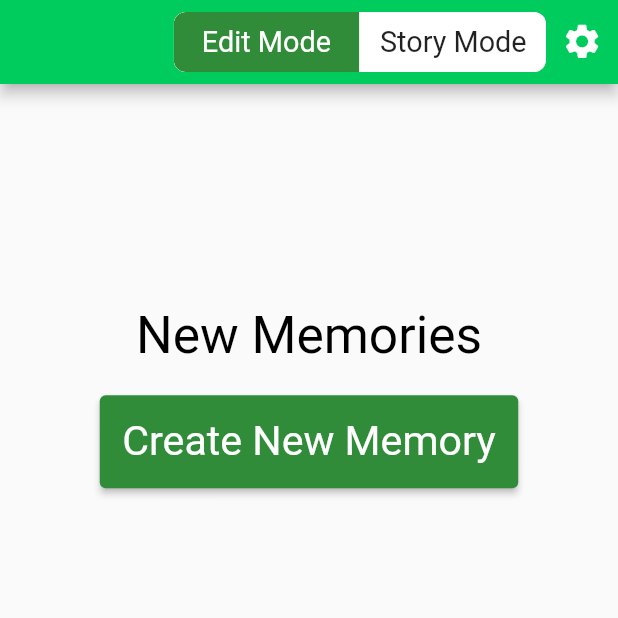
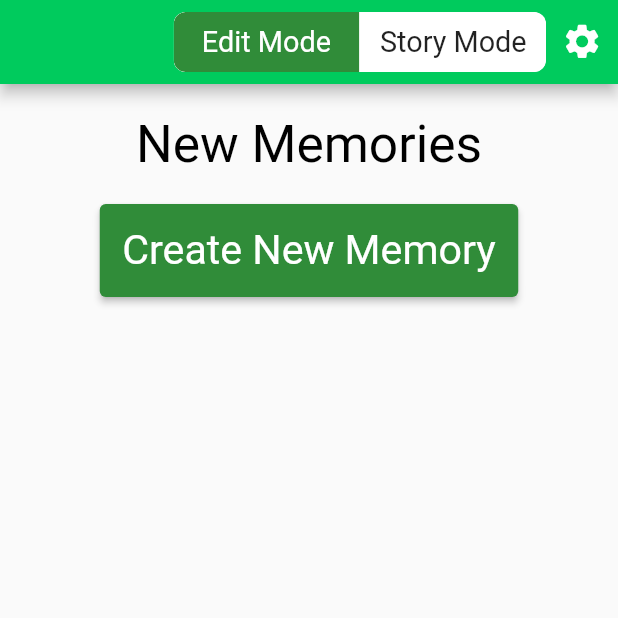
Before and after one commit to Stevens-ReCollect/ReCollect, a Flutter app: the MyHomePage screen opened by its route, on a phone screen of 412 x 824 dp, the top half of it. Run offline on Flutter 3.47's test engine with Material 2 defaults, Android fonts, the phone set to English and light mode, and no system bars; drawn by our look-alikes of toggle_switch; our stand-ins replace cached_network_image, cloud_firestore, firebase_auth, firebase_core, image_picker, syncfusion_flutter_charts; accounts and stored records are empty.

Commit message:
added expanded widget

```diff
--- a/lib/main.dart
+++ b/lib/main.dart
@@ -335,9 +335,11 @@ class MyHomePageState extends State<MyHomePage> {
                   ),
                 ),
                 createNewMemory(),
+                Expanded(child: userMemories())
+                // for (final memory in userMemories()) memory,
                 // printMemories(),
                 // for (final memory in this._memories) Text(memory['title']),
-                userMemories(),
+                // userMemories(),
                 // for (final memory in _memories) Text(memory),
                 // InkWell(
                 //   onTap: () {
```
